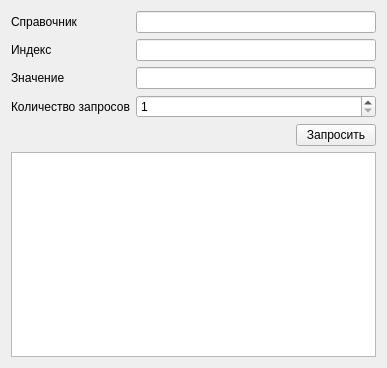
Before: the Qt Designer form mainwindow.ui in makeyavelly/Reference, drawn with Qt 5.
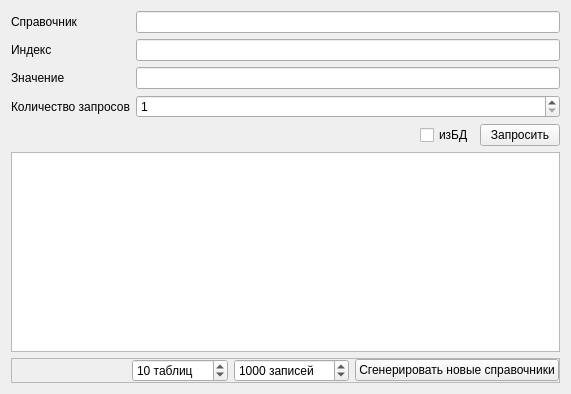
After: the same form once the commit is applied.

```diff
--- a/mainwindow.ui
+++ b/mainwindow.ui
@@ -6,15 +6,15 @@
    <rect>
     <x>0</x>
     <y>0</y>
-    <width>387</width>
-    <height>368</height>
+    <width>571</width>
+    <height>394</height>
    </rect>
   </property>
   <property name="windowTitle">
    <string>MainWindow</string>
   </property>
   <widget class="QWidget" name="centralWidget">
-   <layout class="QVBoxLayout" name="verticalLayout" stretch="0,0,1">
+   <layout class="QVBoxLayout" name="verticalLayout" stretch="0,0,1,0">
     <item>
      <widget class="QWidget" name="widget" native="true">
       <layout class="QGridLayout" name="gridLayout" columnstretch="0,0">
@@ -82,7 +82,7 @@
     </item>
     <item>
      <widget class="QWidget" name="widget_2" native="true">
-      <layout class="QHBoxLayout" name="horizontalLayout" stretch="1,0">
+      <layout class="QHBoxLayout" name="horizontalLayout" stretch="1,0,0">
        <property name="leftMargin">
         <number>0</number>
        </property>
@@ -108,6 +108,13 @@
          </property>
         </spacer>
        </item>
+       <item>
+        <widget class="QCheckBox" name="checkDb">
+         <property name="text">
+          <string>изБД</string>
+         </property>
+        </widget>
+       </item>
        <item>
         <widget class="QPushButton" name="btSelect">
          <property name="text">
@@ -125,6 +132,76 @@
       </property>
      </widget>
     </item>
+    <item>
+     <widget class="QFrame" name="frame">
+      <property name="frameShape">
+       <enum>QFrame::StyledPanel</enum>
+      </property>
+      <property name="frameShadow">
+       <enum>QFrame::Raised</enum>
+      </property>
+      <layout class="QHBoxLayout" name="horizontalLayout_2" stretch="1,0,0,0">
+       <property name="leftMargin">
+        <number>0</number>
+       </property>
+       <property name="topMargin">
+        <number>0</number>
+       </property>
+       <property name="rightMargin">
+        <number>0</number>
+       </property>
+       <property name="bottomMargin">
+        <number>0</number>
+       </property>
+       <item>
+        <spacer name="horizontalSpacer_2">
+         <property name="orientation">
+          <enum>Qt::Horizontal</enum>
+         </property>
+         <property name="sizeHint" stdset="0">
+          <size>
+           <width>40</width>
+           <height>20</height>
+          </size>
+         </property>
+        </spacer>
+       </item>
+       <item>
+        <widget class="QSpinBox" name="spinCountReference">
+         <property name="suffix">
+          <string> таблиц</string>
+         </property>
+         <property name="maximum">
+          <number>1000</number>
+         </property>
+         <property name="value">
+          <number>10</number>
+         </property>
+        </widget>
+       </item>
+       <item>
+        <widget class="QSpinBox" name="spinCountRecord">
+         <property name="suffix">
+          <string> записей</string>
+         </property>
+         <property name="maximum">
+          <number>100000</number>
+         </property>
+         <property name="value">
+          <number>1000</number>
+         </property>
+        </widget>
+       </item>
+       <item>
+        <widget class="QPushButton" name="btGenerate">
+         <property name="text">
+          <string>Сгенерировать новые справочники</string>
+         </property>
+        </widget>
+       </item>
+      </layout>
+     </widget>
+    </item>
    </layout>
   </widget>
  </widget>
```
